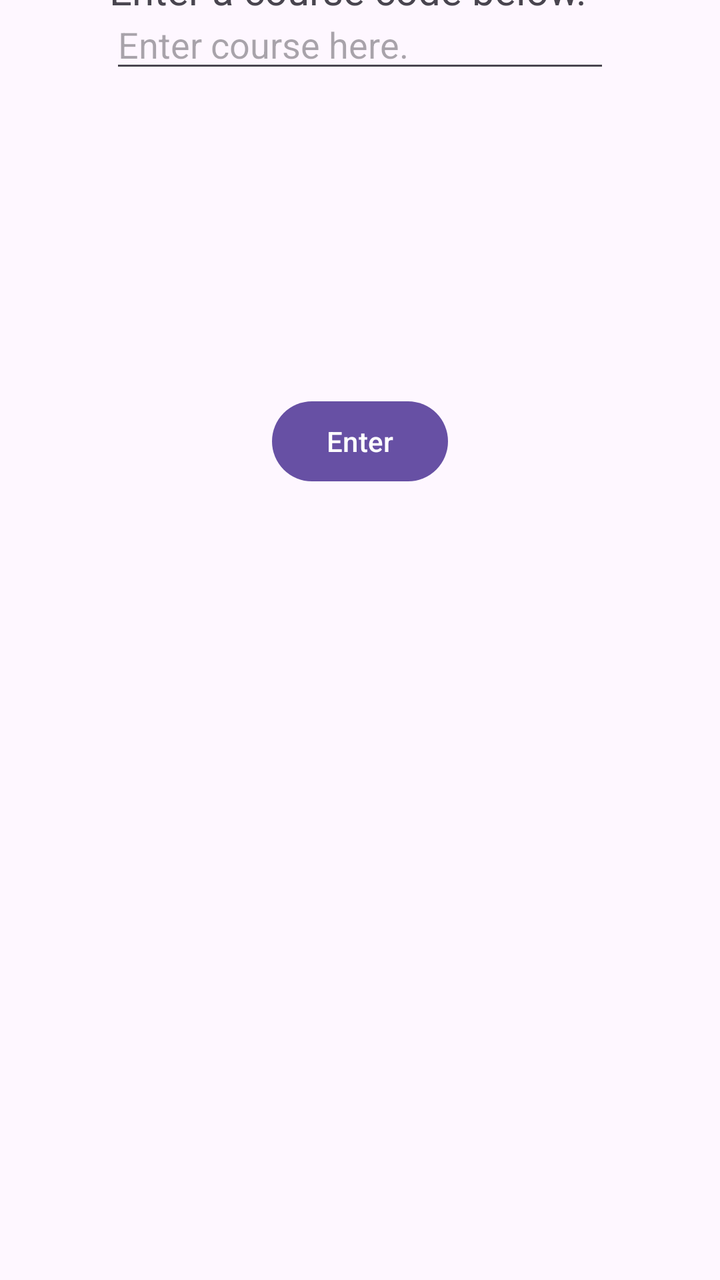
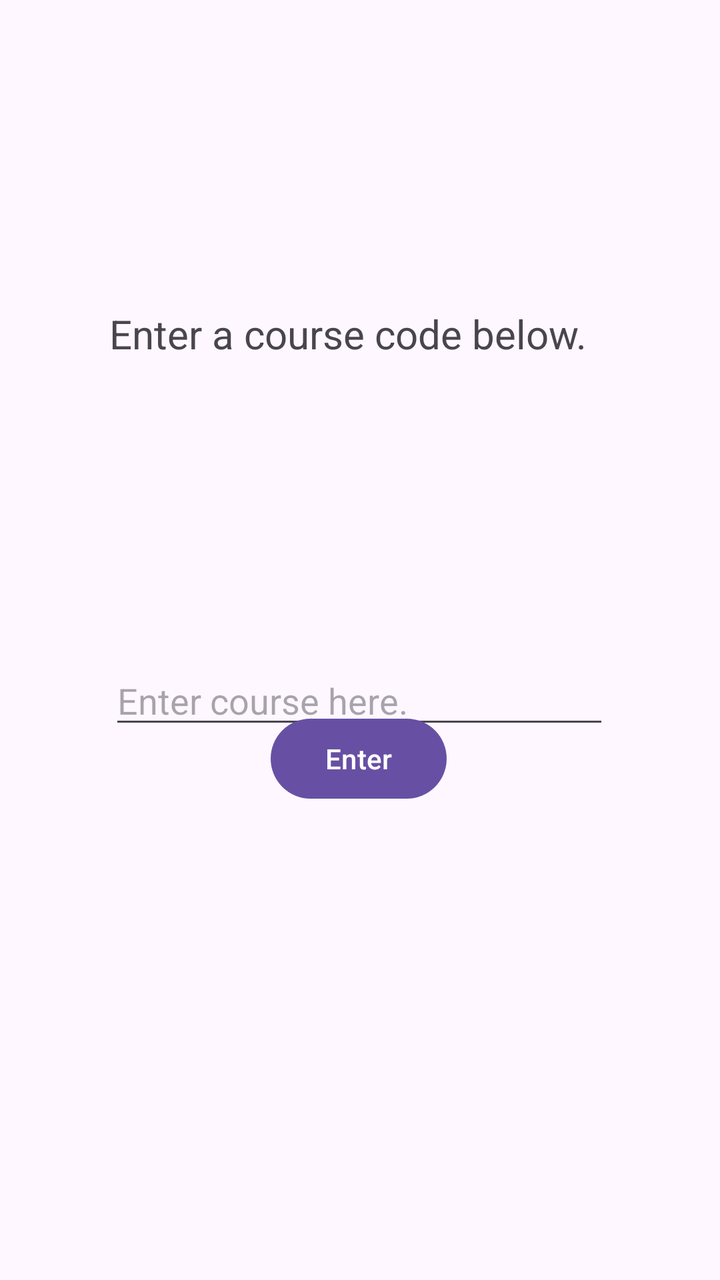

Two renders of the same Android screen: before a commit and after it. Below are the layout's source before the change and the commit's diff.
<!-- AndroidManifest.xml: application theme Theme.Project_Group_17 -->
<!-- res/layout/student_search.xml -->
<?xml version="1.0" encoding="utf-8"?>
<androidx.constraintlayout.widget.ConstraintLayout xmlns:android="http://schemas.android.com/apk/res/android"
    xmlns:app="http://schemas.android.com/apk/res-auto"
    xmlns:tools="http://schemas.android.com/tools"
    android:id="@+id/search"
    android:layout_width="match_parent"
    android:layout_height="match_parent">

    <EditText
        android:id="@+id/searchBarId"
        android:layout_width="250dp"
        android:layout_height="wrap_content"
        android:autofillHints=""
        android:hint="Enter course here."
        android:importantForAutofill="no"
        android:inputType="textEmailAddress|textNoSuggestions"
        app:layout_constraintEnd_toEndOf="parent"
        app:layout_constraintStart_toStartOf="parent"
        tools:layout_editor_absoluteY="278dp" />

    <TextView
        android:id="@+id/textView4"
        android:layout_width="250dp"
        android:layout_height="61dp"
        android:text="Enter a course code below."
        android:textSize="20sp"
        app:layout_constraintBottom_toTopOf="@+id/searchBarId"
        app:layout_constraintEnd_toEndOf="parent"
        app:layout_constraintHorizontal_bias="0.496"
        app:layout_constraintStart_toStartOf="parent"
        app:layout_constraintTop_toTopOf="parent"
        app:layout_constraintVertical_bias="0.312" />

    <Button
        android:id="@+id/enterButton"
        android:layout_width="wrap_content"
        android:layout_height="wrap_content"
        android:layout_marginBottom="240dp"
        android:text="Enter"
        app:layout_constraintBottom_toBottomOf="parent"
        app:layout_constraintEnd_toEndOf="parent"
        app:layout_constraintStart_toStartOf="parent"
        app:layout_constraintTop_toBottomOf="@+id/searchBarId" />

</androidx.constraintlayout.widget.ConstraintLayout>
<!-- resources referenced by this layout -->
<resources>
  <style name="Theme.Project_Group_17" parent="Base.Theme.Project_Group_17" />
  <style name="Base.Theme.Project_Group_17" parent="Theme.Material3.DayNight.NoActionBar">
          
          
      </style>
</resources>

<!-- the commit's change to res/layout/student_search.xml (unified diff, before → after) -->
@@ -10,13 +10,15 @@
         android:id="@+id/searchBarId"
         android:layout_width="250dp"
         android:layout_height="wrap_content"
+        android:layout_marginTop="328dp"
         android:autofillHints=""
         android:hint="Enter course here."
         android:importantForAutofill="no"
         android:inputType="textEmailAddress|textNoSuggestions"
         app:layout_constraintEnd_toEndOf="parent"
+        app:layout_constraintHorizontal_bias="0.496"
         app:layout_constraintStart_toStartOf="parent"
-        tools:layout_editor_absoluteY="278dp" />
+        app:layout_constraintTop_toTopOf="parent" />
 
     <TextView
         android:id="@+id/textView4"
@@ -24,12 +26,12 @@
         android:layout_height="61dp"
         android:text="Enter a course code below."
         android:textSize="20sp"
-        app:layout_constraintBottom_toTopOf="@+id/searchBarId"
+        app:layout_constraintBottom_toBottomOf="parent"
         app:layout_constraintEnd_toEndOf="parent"
         app:layout_constraintHorizontal_bias="0.496"
         app:layout_constraintStart_toStartOf="parent"
         app:layout_constraintTop_toTopOf="parent"
-        app:layout_constraintVertical_bias="0.312" />
+        app:layout_constraintVertical_bias="0.265" />
 
     <Button
         android:id="@+id/enterButton"
@@ -39,7 +41,9 @@
         android:text="Enter"
         app:layout_constraintBottom_toBottomOf="parent"
         app:layout_constraintEnd_toEndOf="parent"
+        app:layout_constraintHorizontal_bias="0.498"
         app:layout_constraintStart_toStartOf="parent"
-        app:layout_constraintTop_toBottomOf="@+id/searchBarId" />
+        app:layout_constraintTop_toBottomOf="@+id/searchBarId"
+        app:layout_constraintVertical_bias="0.814" />
 
 </androidx.constraintlayout.widget.ConstraintLayout>
